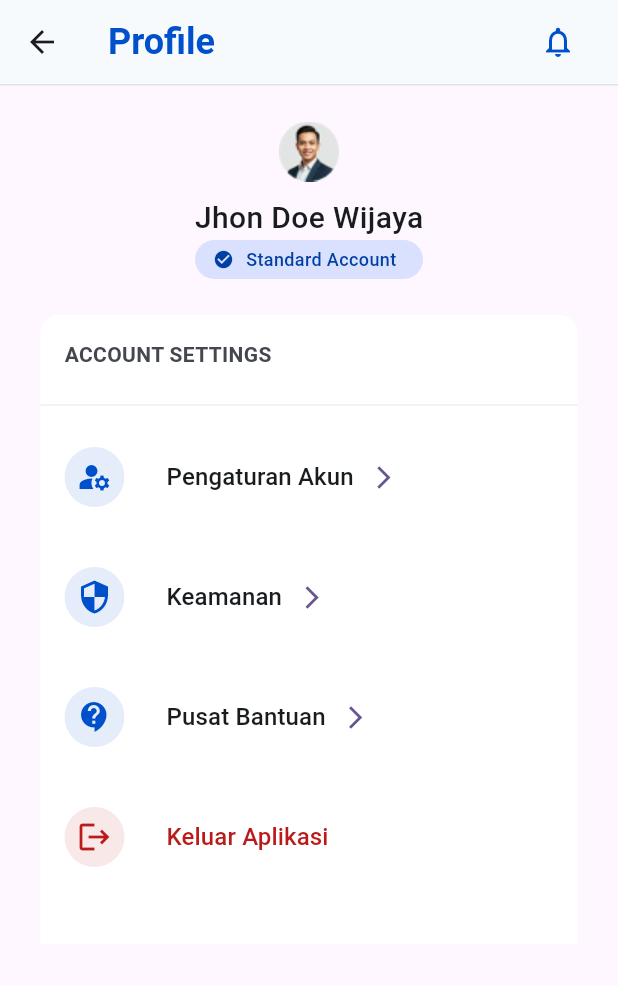
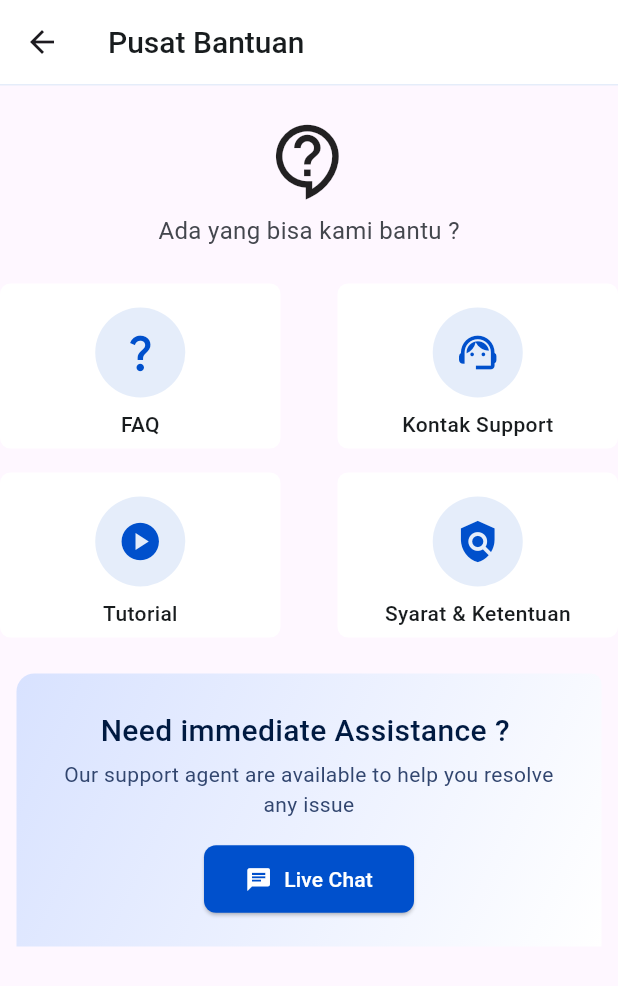
Before and after one commit to hernandoferry/projek_sintakqu_app, a Flutter app: the IndexProfile screen opened directly, after a tap on "Pusat Bantuan", on a phone screen of 412 x 824 dp. Shown: the top 986 px of the screen. Run offline on Flutter 3.47's test engine with Material 3 defaults, Android fonts, the phone set to English and light mode, and no system bars; our stand-ins replace fl_chart, image_picker.

Commit message:
add : page keamanan - page pusat bantuan

```diff
--- /dev/null
+++ b/lib/profile/pusat_bantuan.dart
@@ -0,0 +1,271 @@
+import 'package:flutter/material.dart';
+
+class PusatBantuan extends StatefulWidget {
+  const PusatBantuan({super.key});
+
+  @override
+  _PusatBantuanState createState() => _PusatBantuanState();
+}
+
+class _PusatBantuanState extends State<PusatBantuan> {
+  @override
+  Widget build(BuildContext context) {
+    return Scaffold(
+      appBar: AppBar(
+        title: Text(
+          "Pusat Bantuan",
+          style: TextStyle(
+            fontSize: 20,
+            color: Color(0xFF181C1E),
+            fontWeight: FontWeight.w500,
+          ),
+        ),
+        backgroundColor: Colors.white,
+        elevation: 0,
+        bottom: PreferredSize(
+          preferredSize: const Size.fromHeight(1.0),
+          child: Container(color: const Color(0x1A0050CC), height: 1.0),
+        ),
+      ),
+      body: Column(
+        mainAxisAlignment: MainAxisAlignment.start,
+        children: [
+          Center(
+            child: Column(
+              children: [
+                SizedBox(height: 24),
+                Icon(Icons.contact_support_outlined, size: 53),
+                SizedBox(height: 8),
+                Text(
+                  "Ada yang bisa kami bantu ?",
+                  style: TextStyle(
+                    fontSize: 16,
+                    color: Color(0XFF44474E),
+                    fontWeight: FontWeight.normal,
+                  ),
+                ),
+              ],
+            ),
+          ),
+          SizedBox(height: 24),
+          Row(
+            children: [
+              Container(
+                width: 187,
+                height: 110,
+                decoration: BoxDecoration(
+                  borderRadius: BorderRadius.circular(7),
+                  color: Color(0XFFFFFFFF),
+                ),
+                child: Padding(
+                  padding: EdgeInsets.only(top: 16, left: 16, right: 16),
+                  child: Column(
+                    children: [
+                      CircleAvatar(
+                        radius: 30,
+                        backgroundColor: const Color(0x1A0050CC),
+                        child: const Icon(
+                          Icons.question_mark,
+                          color: Color(0xFF0050CC),
+                          size: 30,
+                        ),
+                      ),
+                      SizedBox(height: 8),
+                      Text(
+                        "FAQ",
+                        style: TextStyle(
+                          fontSize: 14,
+                          color: Color(0XFF181C1E),
+                          fontWeight: FontWeight.w500,
+                        ),
+                      ),
+                    ],
+                  ),
+                ),
+              ),
+              Spacer(),
+              Container(
+                width: 187,
+                height: 110,
+                decoration: BoxDecoration(
+                  borderRadius: BorderRadius.circular(7),
+                  color: Color(0XFFFFFFFF),
+                ),
+                child: Padding(
+                  padding: EdgeInsets.only(top: 16, left: 16, right: 16),
+                  child: Column(
+                    children: [
+                      CircleAvatar(
+                        radius: 30,
+                        backgroundColor: const Color(0x1A0050CC),
+                        child: const Icon(
+                          Icons.support_agent,
+                          color: Color(0xFF0050CC),
+                          size: 30,
+                        ),
+                      ),
+                      SizedBox(height: 8),
+                      Text(
+                        "Kontak Support",
+                        style: TextStyle(
+                          fontSize: 14,
+                          color: Color(0XFF181C1E),
+                          fontWeight: FontWeight.w500,
+                        ),
+                      ),
+                    ],
+                  ),
+                ),
+              ),
+            ],
+          ),
+          SizedBox(height: 16),
+          Row(
+            children: [
+              Container(
+                width: 187,
+                height: 110,
+                decoration: BoxDecoration(
+                  borderRadius: BorderRadius.circular(7),
+                  color: Color(0XFFFFFFFF),
+                ),
+                child: Padding(
+                  padding: EdgeInsets.only(top: 16, left: 16, right: 16),
+                  child: Column(
+                    children: [
+                      CircleAvatar(
+                        radius: 30,
+                        backgroundColor: const Color(0x1A0050CC),
+                        child: const Icon(
+                          Icons.play_circle,
+                          color: Color(0xFF0050CC),
+                          size: 30,
+                        ),
+                      ),
+                      SizedBox(height: 8),
+                      Text(
+                        "Tutorial",
+                        style: TextStyle(
+                          fontSize: 14,
+                          color: Color(0XFF181C1E),
+                          fontWeight: FontWeight.w500,
+                        ),
+                      ),
+                    ],
+                  ),
+                ),
+              ),
+              Spacer(),
+              Container(
+                width: 187,
+                height: 110,
+                decoration: BoxDecoration(
+                  borderRadius: BorderRadius.circular(7),
+                  color: Color(0XFFFFFFFF),
+                ),
+                child: Padding(
+                  padding: EdgeInsets.only(top: 16, left: 16, right: 16),
+                  child: Column(
+                    children: [
+                      CircleAvatar(
+                        radius: 30,
+                        backgroundColor: const Color(0x1A0050CC),
+                        child: const Icon(
+                          Icons.policy,
+                          color: Color(0xFF0050CC),
+                          size: 30,
+                        ),
+                      ),
+                      SizedBox(height: 8),
+                      Text(
+                        "Syarat & Ketentuan",
+                        style: TextStyle(
+                          fontSize: 14,
+                          color: Color(0XFF181C1E),
+                          fontWeight: FontWeight.w500,
+                        ),
+                      ),
+                    ],
+                  ),
+                ),
+              ),
+            ],
+          ),
+
+          SizedBox(height: 24),
+
+          Container(
+            width: 390,
+            height: 182,
+            decoration: BoxDecoration(
+              color: Colors.white,
+              borderRadius: const BorderRadius.only(
+                topLeft: Radius.circular(12),
+                topRight: Radius.circular(7),
+              ),
+              gradient: LinearGradient(
+                begin: Alignment.topLeft, // Titik awal gradasi (stop 0%)
+                end: Alignment.bottomRight, // Titik akhir gradasi (stop 100%)
+                colors: [
+                  Color(
+                    0xFFD8E2FF,
+                  ), // Warna pertama (D8E2FF dengan opasitas 100%)
+                  Color(
+                    0xFFFFFFFF,
+                  ), // Warna kedua (FFFFFF dengan opasitas 100%)
+                ],
+                stops: [0.0, 1.0], // Menentukan posisi stop (0% dan 100%)
+              ),
+            ),
+            child: Column(
+              children: [
+                SizedBox(height: 24),
+                Text(
+                  "Need immediate Assistance ? ",
+                  style: TextStyle(
+                    fontSize: 20,
+                    fontWeight: FontWeight.w500,
+                    color: Color(0XFF001A41),
+                  ),
+                ),
+                SizedBox(height: 4),
+                Padding(
+                  padding: EdgeInsets.only(left: 30.5, right: 30.5),
+                  child: Text(
+                    "Our support agent are available to help you resolve any issue",
+                    style: TextStyle(
+                      fontSize: 14,
+                      color: Color(0XFF32466F),
+                      fontWeight: FontWeight.normal,
+                    ),
+                    textAlign: TextAlign.center,
+                  ),
+                ),
+                SizedBox(height: 16),
+                ElevatedButton(
+                  style: ElevatedButton.styleFrom(
+                    backgroundColor: const Color(0xFF0050CC),
+                    foregroundColor: Colors.white,
+                    fixedSize: const Size(140, 45),
+                    shape: RoundedRectangleBorder(
+                      borderRadius: BorderRadius.circular(8),
+                    ),
+                  ),
+                  onPressed: () {},
+                  child: const Row(
+                    mainAxisSize: MainAxisSize.min,
+                    children: [
+                      Icon(Icons.chat),
+                      SizedBox(width: 8),
+                      Text("Live Chat"),
+                    ],
+                  ),
+                ),
+              ],
+            ),
+          ),
+        ],
+      ),
+    );
+  }
+}
```
Also changed, not shown: lib/profile/index_profile.dart (+33 -3 lines), lib/profile/keamanan.dart (added, +194 -0 lines), lib/profile/pengaturan_akun.dart (+7 -4 lines).
